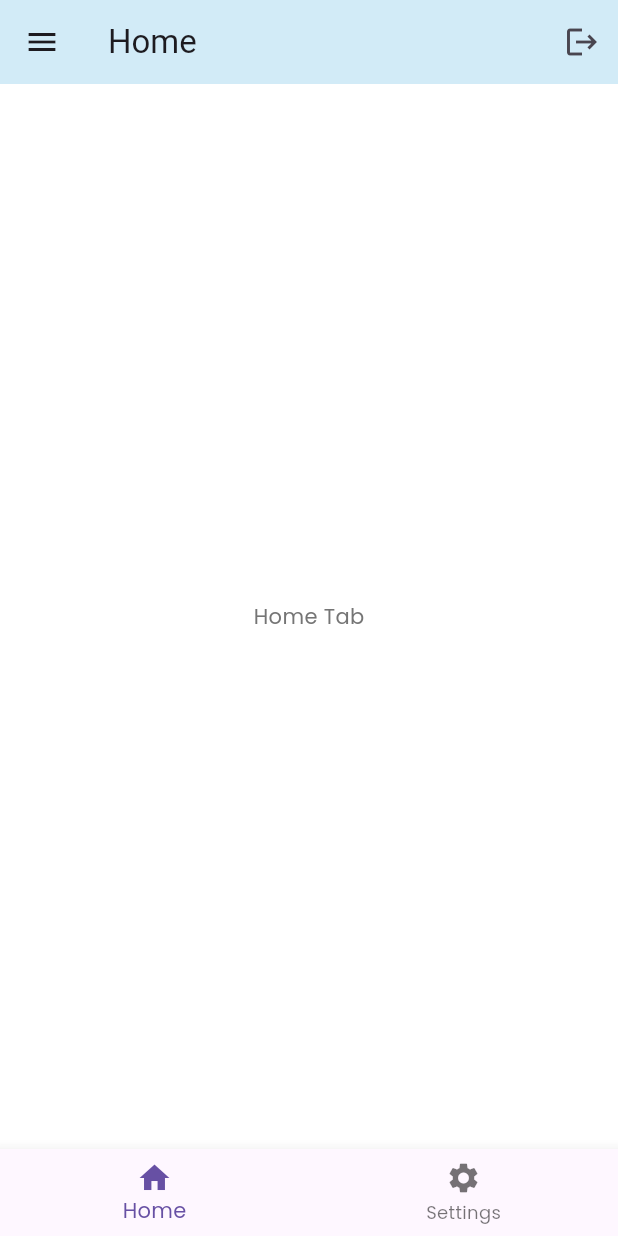
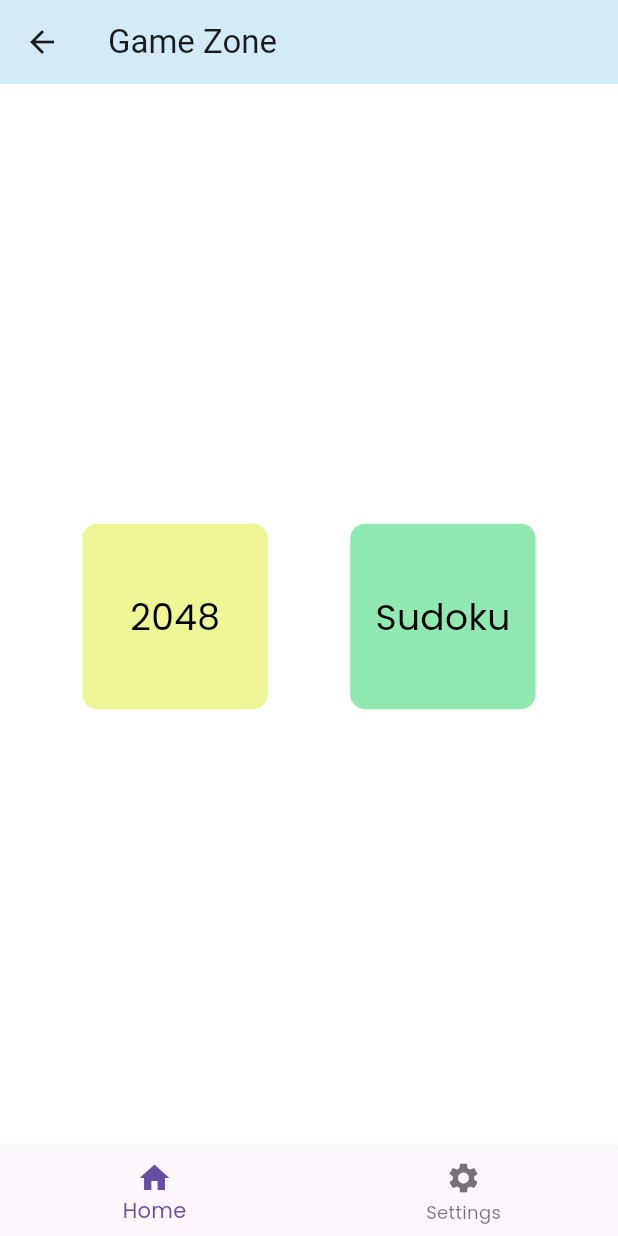
Before and after one commit to CNShreyaMehta/flutterDemoApp, a Flutter app: the HomeScreen screen opened by its route, on a phone screen of 412 x 824 dp. Run offline on Flutter 3.47's test engine with Material 3 defaults, Android fonts, the phone set to English and light mode, and no system bars; our stand-ins replace confetti, flutter_otp_text_field, fluttertoast, get, get_storage, google_fonts and 1 more; accounts and stored records are empty.

Commit message:
home screen ui refactor

```diff
--- a/lib/presentation/screens/home_screen.dart
+++ b/lib/presentation/screens/home_screen.dart
@@ -26,50 +26,96 @@ class _HomeScreenState extends State<HomeScreen> {
   Widget build(BuildContext context) {
     return Scaffold(
       appBar: AppBar(
-        title: const Text('Home'),
+        title: const Text('Game Zone'),
         backgroundColor:
             const Color.fromARGB(255, 210, 235, 247), // Set the background color to blue
-        actions: [
-          IconButton(
-            icon: const Icon(Icons.logout),
-            onPressed: () {
-                            _showLogoutConfirmation(context); // Show logout confirmation dialog
 
-            },
-          )
-        ],
       ),
-      drawer: Drawer(
-        child: ListView(
-          padding: EdgeInsets.zero,
-          children: <Widget>[
-            const DrawerHeader(
-              decoration: BoxDecoration(color: Color.fromARGB(255, 210, 235, 247),),
-              child: Text('WELCOME'),
-            ),
-            ListTile(
-              title: const Text('Sudoku Game'),
+      // drawer: Drawer(
+      //   child: ListView(
+      //     padding: EdgeInsets.zero,
+      //     children: <Widget>[
+      //       const DrawerHeader(
+      //         decoration: BoxDecoration(color: Color.fromARGB(255, 210, 235, 247),),
+      //         child: Text('WELCOME'),
+      //       ),
+      //       ListTile(
+      //         title: const Text('Sudoku Game'),
+      //         onTap: () {
+      //           Navigator.push(
+      //         context,
+      //         MaterialPageRoute(builder: (context) => const SudokuScreen()),
+      //       );
+      //         },
+      //       ),
+      //       ListTile(
+      //         title: const Text('Game 2048'),
+      //         onTap: () {
+      //            Navigator.push(
+      //         context,
+      //         MaterialPageRoute(builder: (context) => const game2048()),
+      //       );
+      //         },
+      //       ),
+      //     ],
+      //   ),
+      // ),
+      body: Center(
+      child:  Row(
+        mainAxisAlignment: MainAxisAlignment.spaceEvenly,
+        children: [
+          InkWell(
+            onTap: () {
+                Navigator.push(
+              context,
+              MaterialPageRoute(builder: (context) => const game2048()),
+            );
+              },
+            child: Container(
+              width: MediaQuery.of(context).size.width *0.3,
+                    height: MediaQuery.of(context).size.height * 0.15,
+              decoration: BoxDecoration(
+                color: const Color.fromARGB(255, 238, 246, 150),
+                borderRadius: BorderRadius.circular(10),
+              ),
+              child: const Center(
+                child: Text(
+                  '2048',
+                  style: TextStyle(
+                    fontSize: 24,
+                    color: Colors.black,
+                  ),
+                ),
+
+              )),
+          ),
+            InkWell(
               onTap: () {
                 Navigator.push(
               context,
               MaterialPageRoute(builder: (context) => const SudokuScreen()),
             );
               },
-            ),
-            ListTile(
-              title: const Text('Game 2048'),
-              onTap: () {
-                 Navigator.push(
-              context,
-              MaterialPageRoute(builder: (context) => const game2048()),
-            );
-              },
-            ),
-          ],
-        ),
-      ),
-      body: Center(
-        child: _selectedIndex == 0 ? const Text('Home Tab') : const Text('Settings Tab'),
+              child: Container(
+              width: MediaQuery.of(context).size.width *0.3,
+                      height: MediaQuery.of(context).size.height * 0.15,
+              decoration: BoxDecoration(
+                color: const Color.fromARGB(255, 144, 234, 175),
+                borderRadius: BorderRadius.circular(10),
+              ),
+              child: const Center(
+                child: Text(
+                  'Sudoku',
+                  style: TextStyle(
+                    fontSize: 24,
+                    color: Colors.black,
+                  ),
+                ),
+
+              )),
+            )
+        ])
+
       ),
       bottomNavigationBar: BottomNavigationBar(
         items: const <BottomNavigationBarItem>[
```
